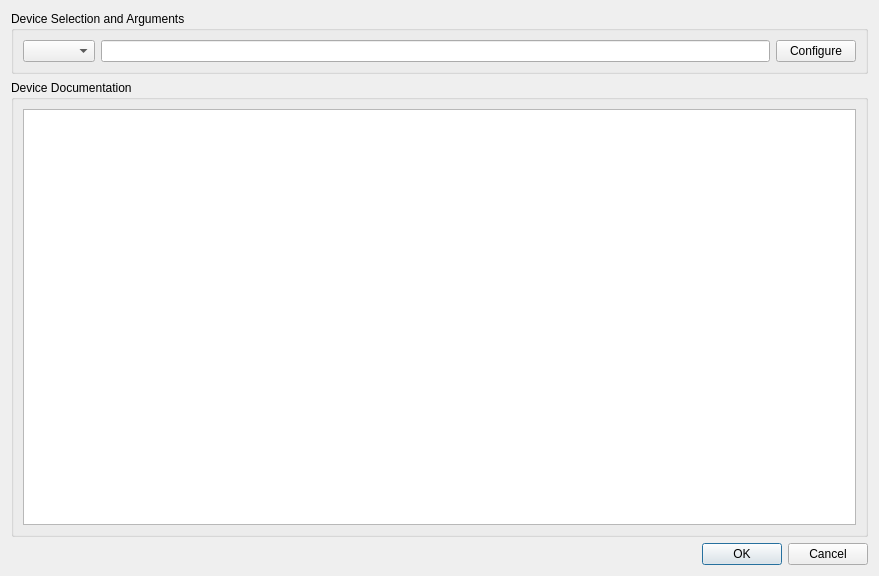
The window that NetworkViewer/DeviceSelectorDialog.ui (glocklueng/openecosys) describes before a commit, drawn with Qt 5.
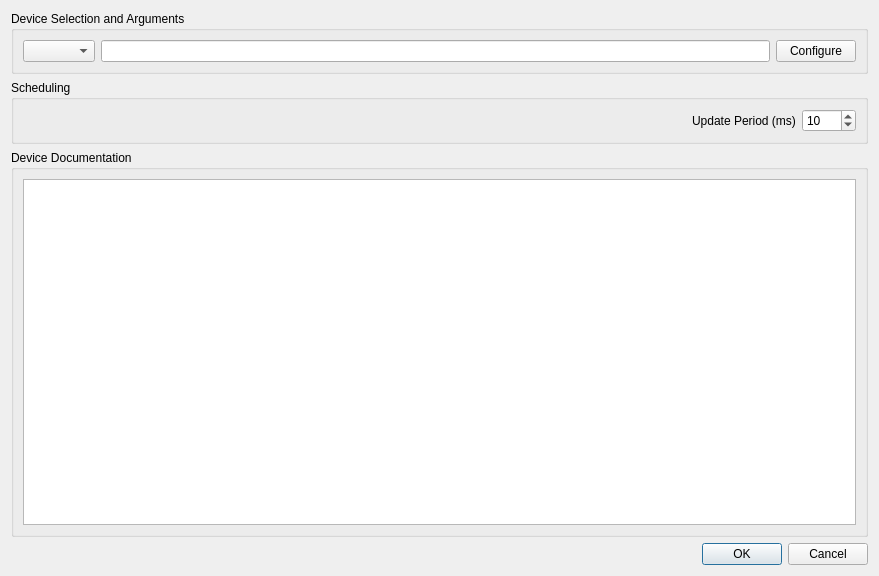
The same window after the commit.

Commit message: Storing update period in user preferences, updated DeviceSectorDialog to allow the user to set the period

```diff
--- a/NetworkViewer/DeviceSelectorDialog.ui
+++ b/NetworkViewer/DeviceSelectorDialog.ui
@@ -43,6 +43,48 @@
      </layout>
     </widget>
    </item>
+   <item>
+    <widget class="QGroupBox" name="groupBox">
+     <property name="title">
+      <string>Scheduling</string>
+     </property>
+     <layout class="QHBoxLayout" name="horizontalLayout_3">
+      <item>
+       <spacer name="horizontalSpacer">
+        <property name="orientation">
+         <enum>Qt::Horizontal</enum>
+        </property>
+        <property name="sizeHint" stdset="0">
+         <size>
+          <width>40</width>
+          <height>20</height>
+         </size>
+        </property>
+       </spacer>
+      </item>
+      <item>
+       <widget class="QLabel" name="label">
+        <property name="text">
+         <string>Update Period (ms)</string>
+        </property>
+       </widget>
+      </item>
+      <item>
+       <widget class="QSpinBox" name="m_updatePeriodSpinbox">
+        <property name="minimum">
+         <number>1</number>
+        </property>
+        <property name="maximum">
+         <number>1000</number>
+        </property>
+        <property name="value">
+         <number>10</number>
+        </property>
+       </widget>
+      </item>
+     </layout>
+    </widget>
+   </item>
    <item>
     <widget class="QGroupBox" name="groupBox_Serial">
      <property name="enabled">
```
The commit also changes 6 other files.
